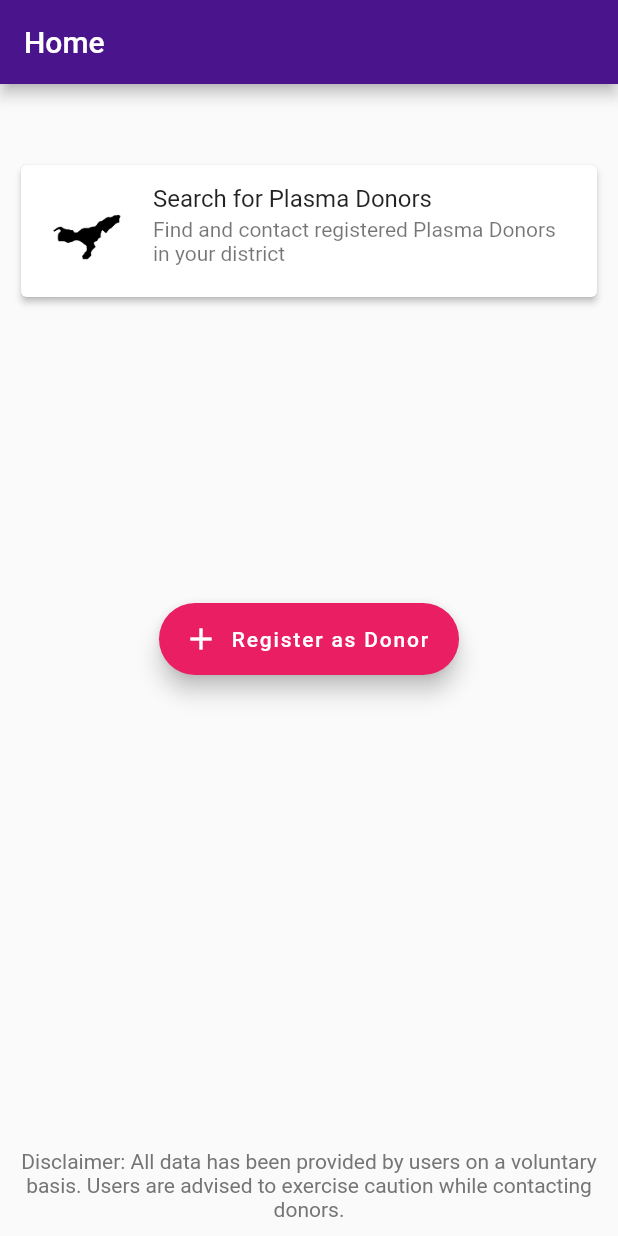
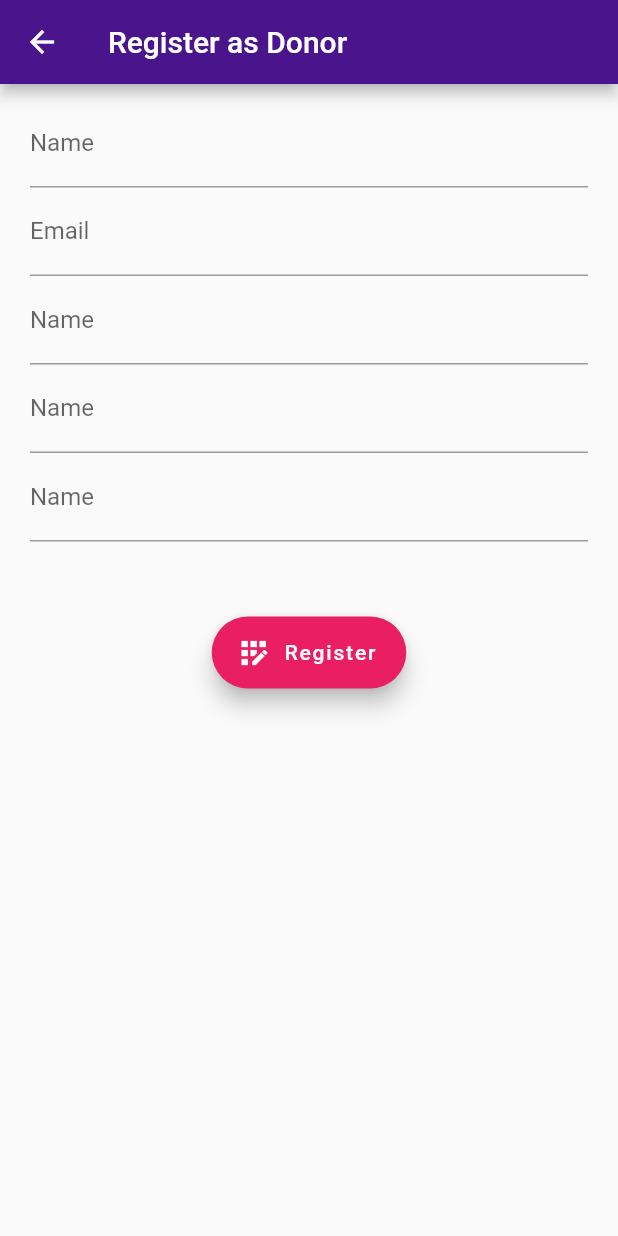
Before and after one commit to minz27/plasma_donation_app, a Flutter app: the screen it shows after launch, after a tap on "Register as Donor", on a phone screen of 412 x 824 dp. Run offline on Flutter 3.47's test engine with Material 2 defaults, Android fonts, the phone set to English and light mode, and no system bars; our stand-ins replace flutter_spinkit.

Commit message:
Day 2 changes: Started structure of Registration form

```diff
--- a/lib/main.dart
+++ b/lib/main.dart
@@ -3,6 +3,7 @@ import 'package:plasma_donor_finder/pages/districts.dart';
 import 'package:plasma_donor_finder/pages/donors.dart';
 import 'package:plasma_donor_finder/pages/home.dart';
 import 'package:plasma_donor_finder/pages/loading.dart';
+import 'package:plasma_donor_finder/pages/registration.dart';
 
 void main() {
   runApp(MaterialApp(
@@ -12,6 +13,7 @@ void main() {
       '/district': (context) => DistrictsPage(),
       '/donors': (context) => DonorsPage(),
       '/loading': (context) => LoadingScreen(),
+      '/register': (context) => RegistrationForm()
     },
     theme: ThemeData.light(),
   ));
--- a/lib/objects/donor.dart
+++ b/lib/objects/donor.dart
@@ -24,4 +24,14 @@ class Donor {
         recoveryDate = DateTime.parse(json['recoveryDate']),
         contactNumber = json['contactNumber'].toString(),
         district = json['district'];
+
+  Map<String, dynamic> toJson() => {
+        'name': name,
+        'email': email,
+        'age': age,
+        'bloodGroup': bloodGroup,
+        'recoveryDate': recoveryDate.toString(),
+        'contactNumber': contactNumber,
+        'district': district
+      };
 }
--- a/lib/pages/home.dart
+++ b/lib/pages/home.dart
@@ -39,7 +39,9 @@ class _HomeState extends State<Home> {
                 height: 200.0,
               ),
               FloatingActionButton.extended(
-                onPressed: () {},
+                onPressed: () {
+                  Navigator.pushNamed(context, '/register');
+                },
                 icon: Icon(
                   Icons.add,
                 ),
--- /dev/null
+++ b/lib/pages/registration.dart
@@ -0,0 +1,82 @@
+import 'package:flutter/material.dart';
+
+class RegistrationForm extends StatefulWidget {
+  @override
+  _RegistrationFormState createState() => _RegistrationFormState();
+}
+
+class _RegistrationFormState extends State<RegistrationForm> {
+  late String _name;
+  late String _email;
+  late String _contactNumber;
+  late int _age;
+  late String _bloodGroup;
+  late DateTime _recoveryDate;
+  late String _district;
+
+  Widget _buildName() {
+    return TextFormField(
+      decoration: InputDecoration(
+        labelText: "Name",
+      ),
+      validator: (value) {
+        if (value!.isEmpty) {
+          return "Name is required";
+        }
+      },
+      onSaved: (value) {
+        _name = value!;
+      },
+    );
+  }
+
+  Widget _buildEmail() {
+    return TextFormField(
+      decoration: InputDecoration(labelText: "Email"),
+    );
+  }
+
+  final GlobalKey<FormState> _formKey = GlobalKey<FormState>();
+  @override
+  Widget build(BuildContext context) {
+    return Scaffold(
+        appBar: AppBar(
+          backgroundColor: Colors.purple[900],
+          title: Text("Register as Donor"),
+        ),
+        body: Container(
+            margin: EdgeInsets.fromLTRB(20, 10, 20, 0),
+            child: Form(
+              key: _formKey,
+              child: SingleChildScrollView(
+                child: Column(
+                  children: [
+                    _buildName(),
+                    _buildEmail(),
+                    _buildName(),
+                    _buildName(),
+                    _buildName(),
+                    // _buildEmail(),
+                    SizedBox(
+                      height: 50,
+                    ),
+                    FloatingActionButton.extended(
+                      onPressed: () {
+                        print("Beepboop");
+                        if (_formKey.currentState!.validate()) {
+                          return;
+                        }
+                      },
+                      icon: Icon(
+                        Icons.app_registration_outlined,
+                      ),
+                      label: Text("Register"),
+                      backgroundColor: Colors.pink[500],
+                    ),
+                  ],
+                  mainAxisAlignment: MainAxisAlignment.center,
+                ),
+              ),
+            )));
+  }
+}
```
Also changed, not shown: lib/services/form_controller.dart (added, +33 -0 lines), 2 other files.
